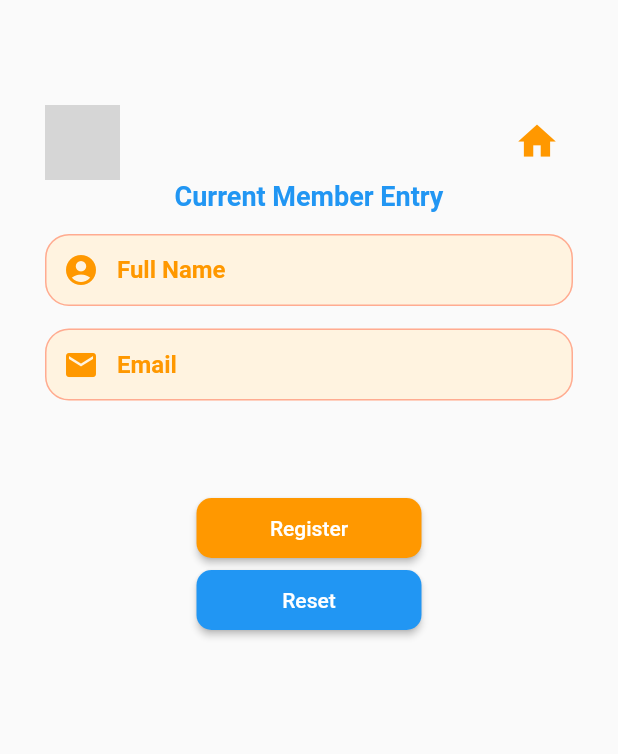
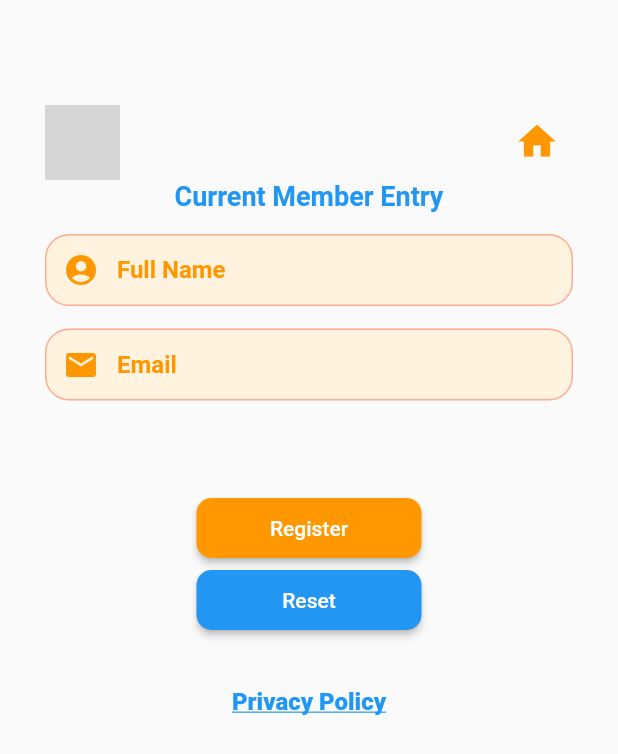
Before and after one commit to EmbarkEBS/Alfa, a Flutter app: the RegisterPage screen opened directly with empty values, on a phone screen of 412 x 824 dp. Shown: the top 754 px of the screen. Run offline on Flutter 3.47's test engine with Material 2 defaults, Android fonts, the phone set to English and light mode, and no system bars; our stand-ins replace flutter_svg, shared_preferences, url_launcher_web, video_player_web; missing offline and left inert: cloud_firestore_web, cloud_functions_web, encrypt, firebase_analytics_web, firebase_auth_web, firebase_core_web and 8 more; accounts and stored records are empty; Roboto replaces fonts that are missing (Montserrat); project files that could hold a hidden picture were left out; grey boxes are pictures that could not be loaded.

Commit message:
privacy policy added registerpage

```diff
--- a/lib/RegisterPage.dart
+++ b/lib/RegisterPage.dart
@@ -1196,6 +1196,37 @@
     ),// NEW
     ),
     ),
+    Column(
+
+    mainAxisAlignment: MainAxisAlignment.end,
+    children: [
+    SizedBox(height: 20,),
+    Container(
+    child: Row(
+    crossAxisAlignment: CrossAxisAlignment.end,
+    mainAxisAlignment: MainAxisAlignment.center,
+    children: [
+
+    TextButton(
+    onPressed: (){
+    Navigator.pushNamed(context, "/policy");
+    },
+    child:Text("Privacy Policy" ,
+    textAlign: TextAlign.start,
+    style: TextStyle(
+    fontSize: 16,
+    fontWeight: FontWeight.w800,
+    color: Colors.blue,
+    decoration: TextDecoration.underline
+
+    ),
+    )                          ),
+    ],
+    ),
+    )
+
+    ],
+    ),
     ],
     ),
     )
@@ -1584,6 +1615,37 @@
     borderRadius: BorderRadius.circular(10)
     ),// NEW
     ),
+    ),
+    Column(
+
+    mainAxisAlignment: MainAxisAlignment.end,
+    children: [
+    SizedBox(height: 20,),
+    Container(
+    child: Row(
+    crossAxisAlignment: CrossAxisAlignment.end,
+    mainAxisAlignment: MainAxisAlignment.center,
+    children: [
+
+    TextButton(
+    onPressed: (){
+    Navigator.pushNamed(context, "/policy");
+    },
+    child:Text("Privacy Policy" ,
+    textAlign: TextAlign.start,
+    style: TextStyle(
+    fontSize: 16,
+    fontWeight: FontWeight.w800,
+    color: Colors.blue,
+    decoration: TextDecoration.underline
+
+    ),
+    )                          ),
+    ],
+    ),
+    )
+
+    ],
     ),
     ],
     ),
@@ -1969,7 +2031,39 @@
     ),// NEW
     ),
     ),
+    Column(
+
+    mainAxisAlignment: MainAxisAlignment.end,
+    children: [
+    SizedBox(height: 20,),
+    Container(
+    child: Row(
+    crossAxisAlignment: CrossAxisAlignment.end,
+    mainAxisAlignment: MainAxisAlignment.center,
+    children: [
+
+    TextButton(
+    onPressed: (){
+    Navigator.pushNamed(context, "/policy");
+    },
+    child:Text("Privacy Policy" ,
+    textAlign: TextAlign.start,
+    style: TextStyle(
+    fontSize: 16,
+    fontWeight: FontWeight.w800,
+    color: Colors.blue,
+    decoration: TextDecoration.underline
+
+    ),
+    )                          ),
     ],
+    ),
+    )
+
+    ],
+    ),
+    ],
+
     ),
     ),
     )
@@ -2239,6 +2333,37 @@
     ),// NEW
     ),
     ),
+    Column(
+
+    mainAxisAlignment: MainAxisAlignment.end,
+    children: [
+    SizedBox(height: 20,),
+    Container(
+    child: Row(
+    crossAxisAlignment: CrossAxisAlignment.end,
+    mainAxisAlignment: MainAxisAlignment.center,
+    children: [
+
+    TextButton(
+    onPressed: (){
+    Navigator.pushNamed(context, "/policy");
+    },
+    child:Text("Privacy Policy" ,
+    textAlign: TextAlign.start,
+    style: TextStyle(
+    fontSize: 16,
+    fontWeight: FontWeight.w800,
+    color: Colors.blue,
+    decoration: TextDecoration.underline
+
+    ),
+    )                          ),
+    ],
+    ),
+    )
+
+    ],
+    ),
     ],
     ),
     ),
```
